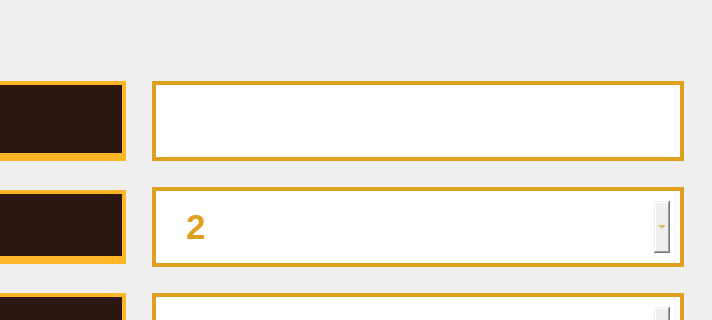
Above: client/ui/mainwindow.ui from Nicoezg/Duck-Game-Remake before the change; both pictures show x 434 to 1146 and y 0 to 320 of the 1146 by 760 pixel window. Below: the same form after it.
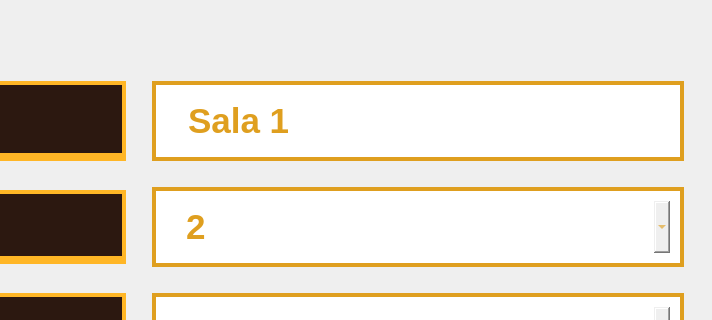
That is the form after the change. The open tabs and pages were chosen to show the change. Icons and pictures are not drawn.

```diff
--- a/client/ui/mainwindow.ui
+++ b/client/ui/mainwindow.ui
@@ -254,7 +254,7 @@
           <item row="0" column="1">
            <widget class="QLineEdit" name="LobbyName">
             <property name="text">
-             <string/>
+             <string>Sala 1</string>
             </property>
            </widget>
           </item>
```
